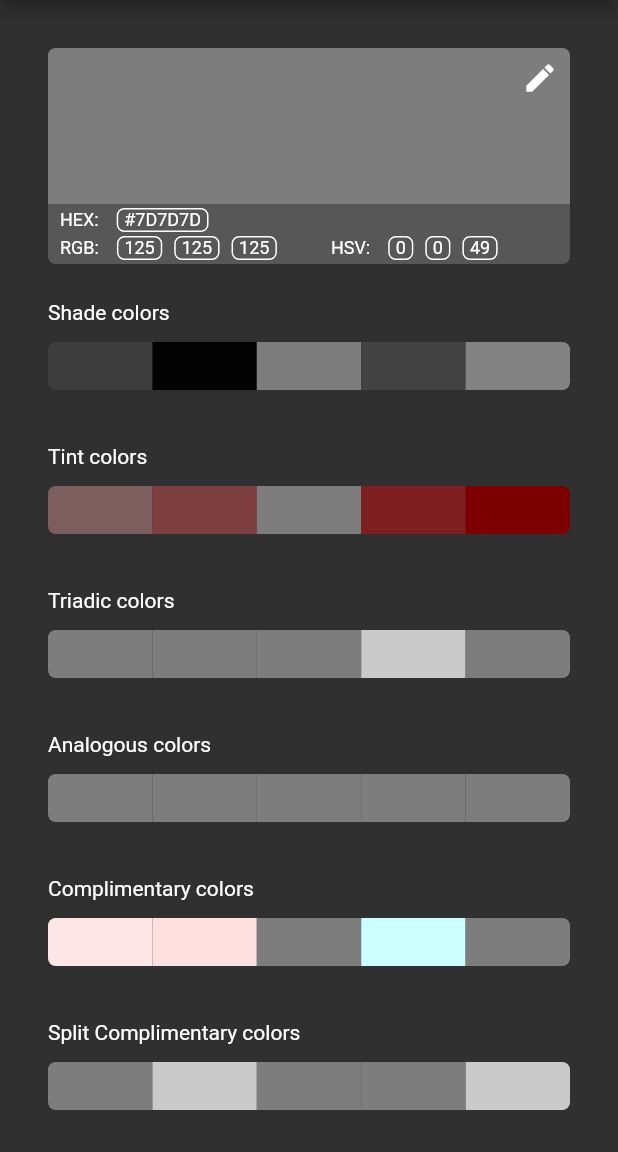
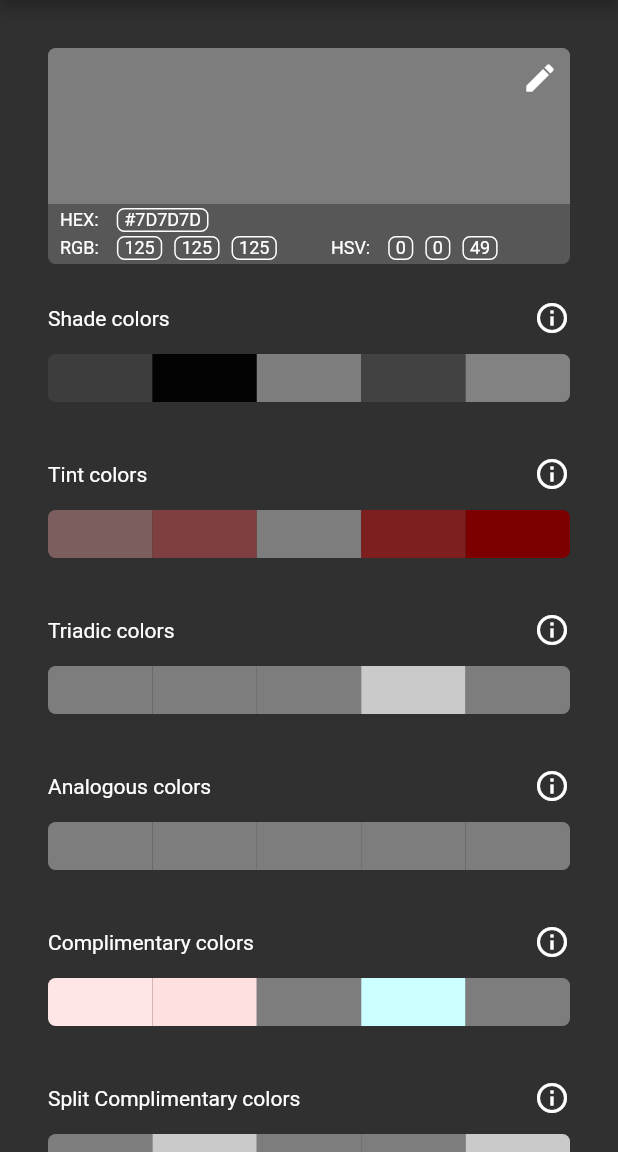
Before and after one commit to joesobo/Colorite, a Flutter app: the screen it shows after launch, on a phone screen of 412 x 824 dp, the part 84-1236 px from its top. Run offline on Flutter 3.47's test engine with Material 2 defaults, Android fonts, the phone set to English and light mode, and no system bars.

Commit message:
added info button to color lists

```diff
--- a/lib/screens/home_page.dart
+++ b/lib/screens/home_page.dart
@@ -216,7 +216,23 @@ class _HomePageState extends State<HomePage> {
       child: Column(
         crossAxisAlignment: CrossAxisAlignment.stretch,
         children: <Widget>[
-          Text(text),
+          Row(
+            mainAxisAlignment: MainAxisAlignment.spaceBetween,
+            children: <Widget>[
+              Text(text),
+              Container(
+                height: 24,
+                width: 24,
+                child: IconButton(
+                  padding: EdgeInsets.all(0),
+                  onPressed: () {
+                    print('info');
+                  },
+                  icon: Icon(Icons.info_outline),
+                ),
+              )
+            ],
+          ),
           Padding(
             padding: const EdgeInsets.symmetric(vertical: 4.0),
             child: Row(children: widgetList),
```
